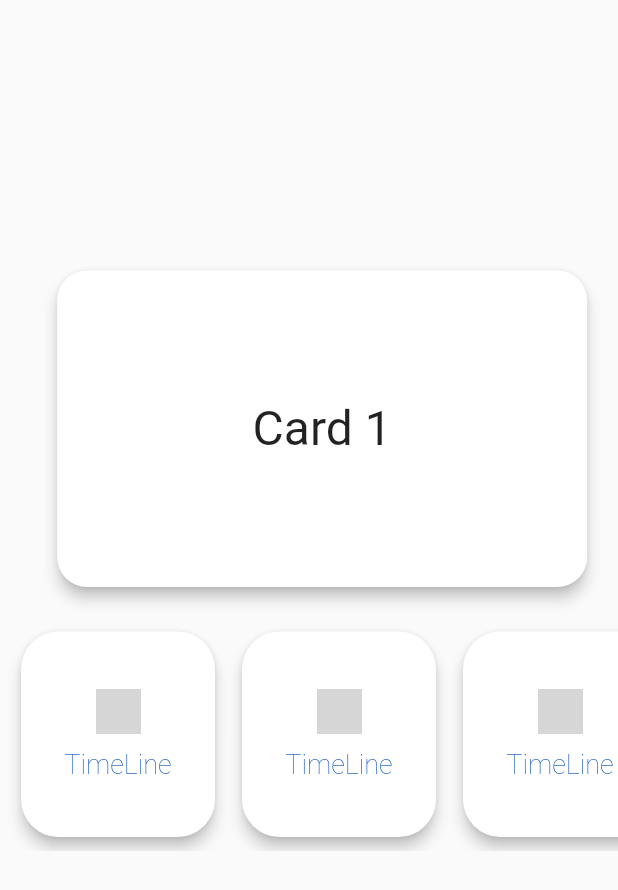
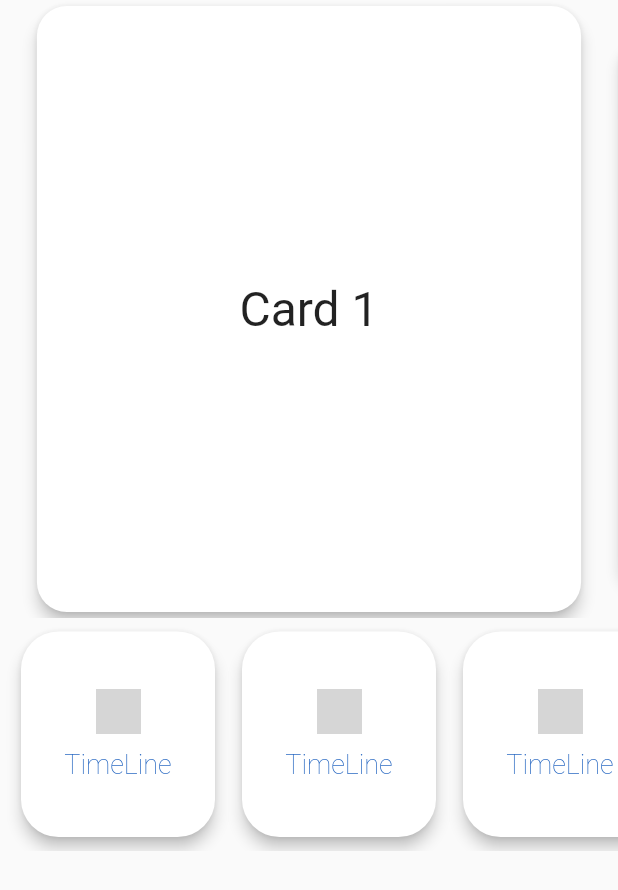
Before and after one commit to UdBe/Makeathon5_app, a Flutter app: the screen it shows after launch, on a phone screen of 412 x 824 dp. Shown: the top 890 px of the screen. Run offline on Flutter 3.47's test engine with Material 2 defaults, Android fonts, the phone set to English and light mode, and no system bars; our stand-ins replace file_picker, firebase_auth, firebase_core, firebase_database, firebase_storage, fluttertoast and 1 more; accounts and stored records are empty; Roboto replaces fonts that are missing (JejuGothic); grey boxes are pictures that could not be loaded.

Commit message:
fixed bugs

```diff
--- a/lib/homepage/card_small.dart
+++ b/lib/homepage/card_small.dart
@@ -10,6 +10,7 @@ class SmallCard extends StatelessWidget {
       width: MediaQuery.of(context).size.width / 3,
       margin: EdgeInsets.only(right: 10),
       child: Card(
+        clipBehavior: Clip.antiAlias,
         shape: RoundedRectangleBorder(
           borderRadius: BorderRadius.circular(25.0),
         ),
--- a/lib/homepage/main.dart
+++ b/lib/homepage/main.dart
@@ -35,17 +35,6 @@ class _HomePageState extends State<HomePage> {
                             return Transform.scale(
                               scale: i == _index ? 1 : 0.9,
                               child: Card(
-                                margin: EdgeInsets.only(
-                                  left: 17 *
-                                      MediaQuery.of(context).size.width /
-                                      400,
-                                  top: 350 *
-                                      MediaQuery.of(context).size.width /
-                                      800,
-                                  bottom: 40 *
-                                      MediaQuery.of(context).size.width /
-                                      800,
-                                ),
                                 elevation: 4,
                                 shape: RoundedRectangleBorder(
                                     borderRadius: BorderRadius.circular(20)),
```
